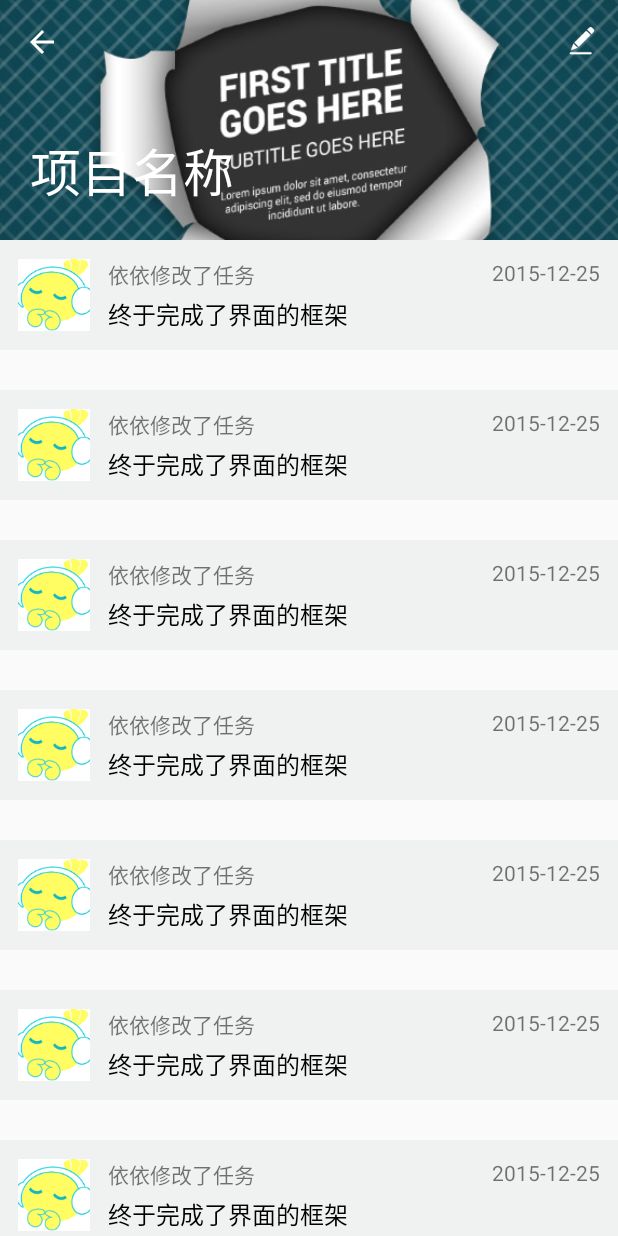
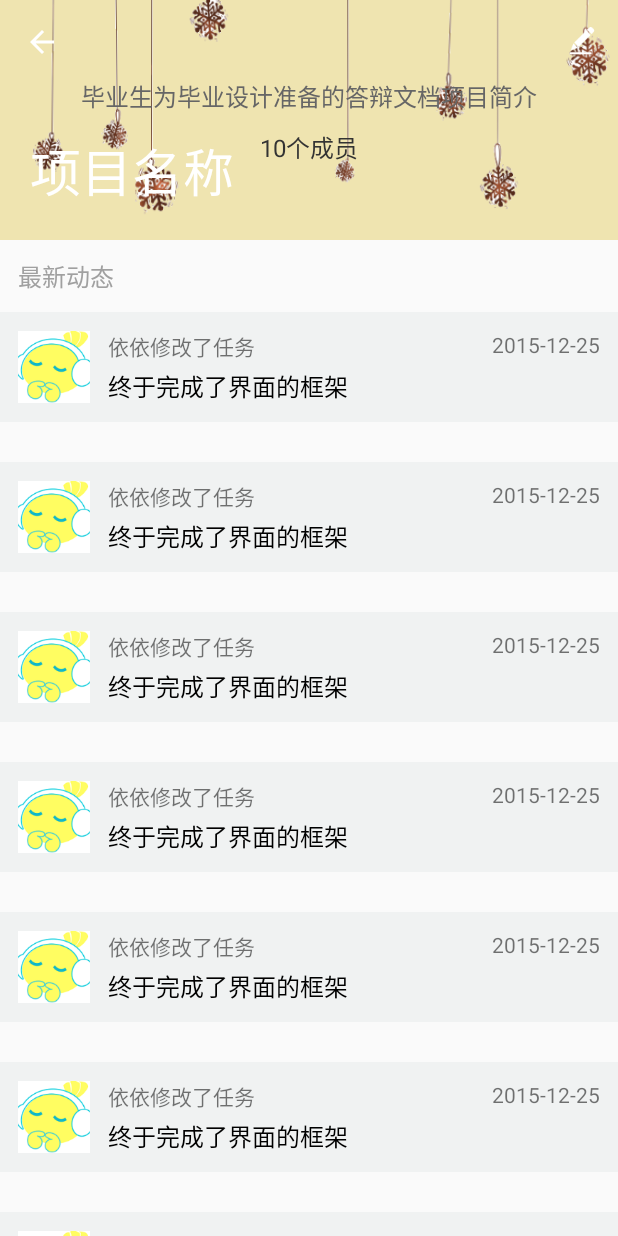
Before and after one commit to yunyujing/weLog, an Android app: the DetailProjectActivity screen opened directly, with no data from a screen before it, on a phone screen of 412 x 824 dp. Run offline under Robolectric (Android 15) with nearby library versions, the light colour scheme and no system bars.

Commit message:
去掉任务的tab选项卡，将项目的图片用fresco引入

```diff
--- a/app/build.gradle
+++ b/app/build.gradle
@@ -24,4 +24,5 @@ dependencies {
     testCompile 'junit:junit:4.12'
 //    compile 'com.android.support:appcompat-v7:23.1.1'
     compile 'com.android.support:design:23.1.1'
+    compile 'com.facebook.fresco:fresco:0.8.1+'
 }
--- a/app/src/main/java/com/zzia/graduation/ui/DetailProjectActivity.java
+++ b/app/src/main/java/com/zzia/graduation/ui/DetailProjectActivity.java
@@ -15,6 +15,7 @@ import android.support.v7.widget.Toolbar;
 import android.view.Menu;
 import android.view.MenuItem;
 import android.view.View;
+import android.widget.TextView;
 import android.widget.Toast;
 
 import com.zzia.graduation.adapters.DetailProjectAdapter;
@@ -31,6 +32,9 @@ public class DetailProjectActivity extends AppCompatActivity {
 
     private Toolbar mToolbar;
     private CollapsingToolbarLayout mCollapsingToolbarLayout;
+//    private TextView projectName;
+    private TextView projectDes;
+    private TextView projectMember;
     private DetailProjectAdapter detailProjectAdapter;
     private ArrayList<String> list;
     private RecyclerView mRecyceView;
@@ -88,6 +92,10 @@ public class DetailProjectActivity extends AppCompatActivity {
         mCollapsingToolbarLayout.setExpandedTitleColor(Color.WHITE);//设置还没收缩时状态下字体颜色
         mCollapsingToolbarLayout.setCollapsedTitleTextColor(Color.WHITE);//设置收缩后Toolbar上字体的颜色
 
+//        projectName= (TextView) findViewById(R.id.detail_project_layout_content_title);
+        projectDes= (TextView) findViewById(R.id.detail_project_layout_content_about);
+        projectMember= (TextView) findViewById(R.id.detail_project_layout_content_member);
+
         mRecyceView= (RecyclerView) findViewById(R.id.detail_project_layout_content_recycle);
         mRecyceView.setHasFixedSize(false);//没有固定大小的recycleView
         LinearLayoutManager layoutManager=new LinearLayoutManager(this,LinearLayoutManager.VERTICAL,false);
--- a/app/src/main/java/com/zzia/graduation/ui/ProjectFragment.java
+++ b/app/src/main/java/com/zzia/graduation/ui/ProjectFragment.java
@@ -45,11 +45,12 @@ public class ProjectFragment extends Fragment {
     private void initData() {
         list = new ArrayList<>();
         Project project1 = new Project();
-        project1.setName("答辩");
+        project1.setName("Test");
         list.add(project1);
         Project project2 = new Project();
-        project2.setName("公司日志APP的设计与实现");
+        project2.setName("Test2");
         list.add(project2);
+
     }
 
     private void initView(View view) {
--- a/app/src/main/res/layout/detail_project_layout.xml
+++ b/app/src/main/res/layout/detail_project_layout.xml
@@ -22,14 +22,38 @@
             app:expandedTitleMarginStart="20dp"
             app:layout_scrollFlags="scroll|exitUntilCollapsed">
 
-            <ImageView
+            <LinearLayout
                 android:id="@+id/detail_project_layout_collapsing_bg"
                 android:layout_width="match_parent"
                 android:layout_height="match_parent"
-                android:fitsSystemWindows="true"
-                android:scaleType="centerCrop"
-                android:src="@mipmap/project_yanfa"
-                app:layout_collapseMode="parallax" />
+                android:background="@mipmap/project_yanfa"
+                android:orientation="vertical"
+                app:layout_collapseMode="parallax">
+
+                <TextView
+                    android:id="@+id/detail_project_layout_content_about"
+                    android:layout_width="wrap_content"
+                    android:layout_height="wrap_content"
+                    android:layout_gravity="center"
+                    android:layout_marginBottom="@dimen/space_ten"
+                    android:layout_marginLeft="@dimen/space_eighteen"
+                    android:layout_marginRight="@dimen/space_eighteen"
+                    android:layout_marginTop="@dimen/actionbar_height"
+                    android:ellipsize="end"
+                    android:lines="1"
+                    android:text="毕业生为毕业设计准备的答辩文档项目简介"
+                    android:textColor="@color/text_666"
+                    android:textSize="@dimen/text_middle" />
+
+                <TextView
+                    android:id="@+id/detail_project_layout_content_member"
+                    android:layout_width="wrap_content"
+                    android:layout_height="wrap_content"
+                    android:layout_gravity="center"
+                    android:text="10个成员"
+                    android:textColor="@color/dark_text_gray"
+                    android:textSize="@dimen/text_middle" />
+            </LinearLayout>
 
             <android.support.v7.widget.Toolbar
                 android:id="@+id/detail_project_layout_collapsing_toolbar"
@@ -46,47 +70,14 @@
         android:orientation="vertical"
         app:layout_behavior="@string/appbar_scrolling_view_behavior">
 
-        <!--<LinearLayout-->
-            <!--android:layout_width="match_parent"-->
-            <!--android:layout_height="wrap_content"-->
-            <!--android:gravity="center"-->
-            <!--android:orientation="vertical">-->
 
-            <!--<TextView-->
-                <!--android:id="@+id/detail_project_layout_content_title"-->
-                <!--android:layout_width="wrap_content"-->
-                <!--android:layout_height="wrap_content"-->
-                <!--android:layout_marginLeft="@dimen/space_sixteen"-->
-                <!--android:layout_marginRight="@dimen/space_sixteen"-->
-                <!--android:layout_marginTop="@dimen/space_twelve"-->
-                <!--android:ellipsize="end"-->
-                <!--android:lines="1"-->
-                <!--android:text="项目名称"-->
-                <!--android:textColor="@color/text_ooo"-->
-                <!--android:textSize="@dimen/text_big" />-->
-
-            <!--<TextView-->
-                <!--android:id="@+id/detail_project_layout_content_about"-->
-                <!--android:layout_width="wrap_content"-->
-                <!--android:layout_height="wrap_content"-->
-                <!--android:layout_marginBottom="@dimen/space_ten"-->
-                <!--android:layout_marginLeft="@dimen/space_eighteen"-->
-                <!--android:layout_marginRight="@dimen/space_eighteen"-->
-                <!--android:layout_marginTop="@dimen/space_five"-->
-                <!--android:ellipsize="end"-->
-                <!--android:lines="1"-->
-                <!--android:text="毕业生为毕业设计准备的答辩文档项目简介asdjfhassdafas"-->
-                <!--android:textColor="@color/text_detail"-->
-                <!--android:textSize="@dimen/text_middle" />-->
-
-            <!--<TextView-->
-                <!--android:id="@+id/detail_project_layout_content_users_count"-->
-                <!--android:layout_width="wrap_content"-->
-                <!--android:layout_height="wrap_content"-->
-                <!--android:text="10个成员"-->
-                <!--android:textColor="@color/dark_text_gray"-->
-                <!--android:textSize="@dimen/text_middle" />-->
-        <!--</LinearLayout>-->
+        <TextView
+            android:layout_width="match_parent"
+            android:layout_height="wrap_content"
+            android:layout_margin="@dimen/space_twelve"
+            android:text="最新动态"
+            android:textColor="@color/text_detail"
+            android:textSize="@dimen/text_middle" />
 
         <android.support.v7.widget.RecyclerView
             android:id="@+id/detail_project_layout_content_recycle"
```
Also changed, not shown: app/src/main/java/com/zzia/graduation/adapters/ProjectAdapter.java (+5 -4 lines), app/src/main/java/com/zzia/graduation/ui/SearchFragment.java (+12 -26 lines), app/src/main/java/com/zzia/graduation/views/SquareRelativeLayout.java (added, +73 -0 lines), app/src/main/java/com/zzia/graduation/welog/MainActivity.java (+66 -64 lines), app/src/main/res/layout/app_bar_main.xml (+11 -11 lines), app/src/main/res/layout/project_layout_recycleview_item.xml (+33 -15 lines), app/src/main/res/layout/search_layout.xml (+4 -15 lines), app/src/main/res/values/attrs.xml (+7 -1 lines), app/src/main/res/mipmap-xhdpi/project_yanfa.jpg (deleted), app/src/main/res/mipmap-xhdpi/project_yanfa.png (added), 2 other files.
